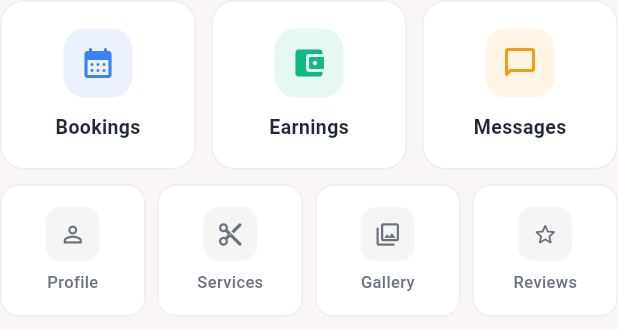
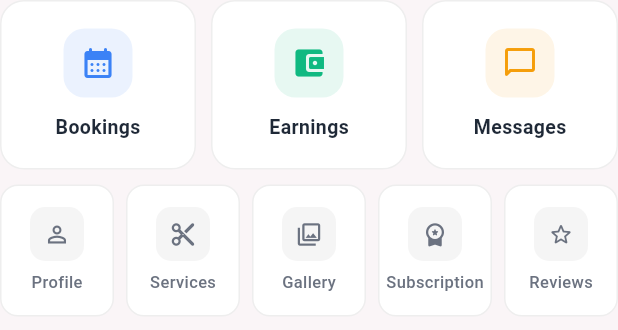
Before and after one commit to bromadex/beautyapp, a Flutter app: the _ProviderQuickActions widget shown alone on an empty page, opened directly with empty values, on a phone screen of 412 x 824 dp. Shown: the top 330 px of the screen. Run offline on Flutter 3.47's test engine with Material 3 defaults, Android fonts, the phone set to English and light mode, and no system bars; our stand-ins replace file_picker, geolocator, go_router, image_picker, supabase_flutter; accounts and stored records are empty.

Commit message:
Add Subscription tile back to provider quick actions
Co-Authored-By: Claude Opus 4.6 <noreply@anthropic.com>
Claude-Session: https://claude.ai/code/session_01WrfTxhRrYrbYnj1C3Sa6J6

```diff
--- a/lib/screens/home_screen.dart
+++ b/lib/screens/home_screen.dart
@@ -973,7 +973,7 @@ class _ProviderQuickActions extends StatelessWidget {
           ],
         ),
         const SizedBox(height: 10),
-        // Bottom row: 4 secondary actions (smaller)
+        // Bottom row: secondary actions
         Row(
           children: [
             Expanded(child: _SecondaryActionTile(
@@ -992,6 +992,12 @@ class _ProviderQuickActions extends StatelessWidget {
               icon: Icons.photo_library_outlined,
               label: 'Gallery',
               onTap: () => context.go('/provider/gallery'),
+            )),
+            const SizedBox(width: 8),
+            Expanded(child: _SecondaryActionTile(
+              icon: Icons.workspace_premium_rounded,
+              label: 'Subscription',
+              onTap: () => context.go('/provider/subscription'),
             )),
             const SizedBox(width: 8),
             Expanded(child: _SecondaryActionTile(
```
Also changed, not shown: 3 other files.
